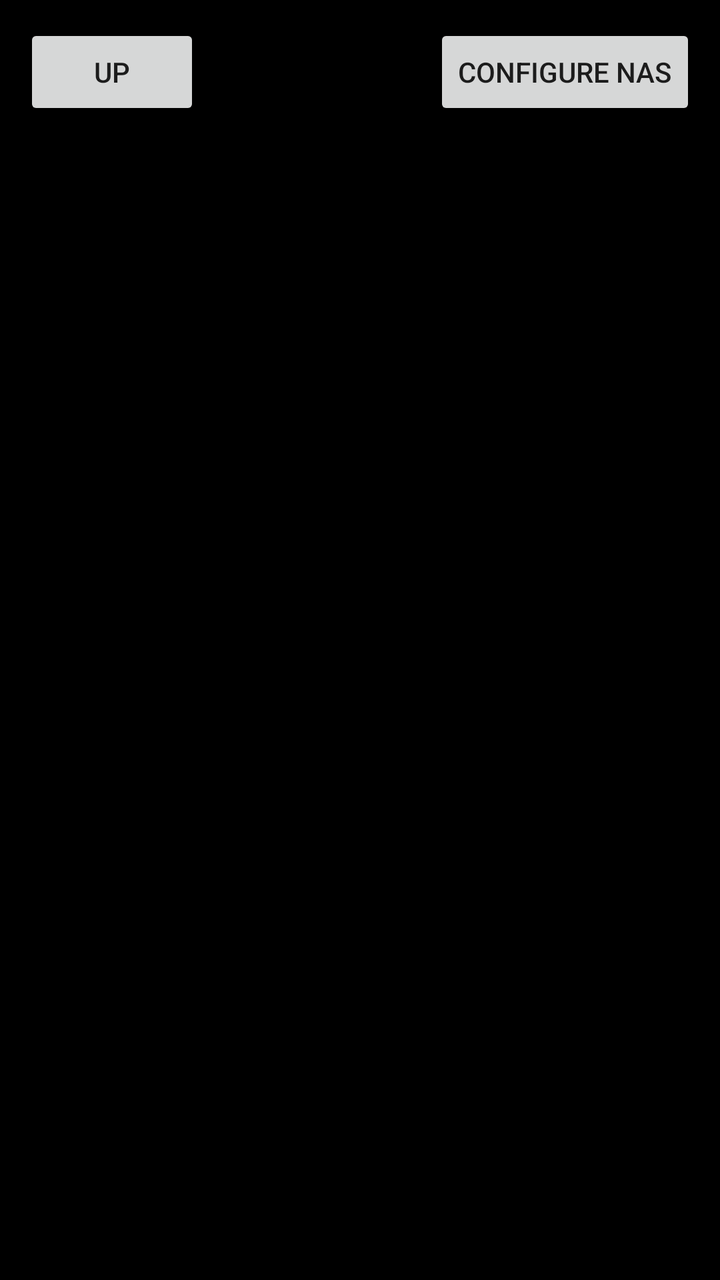
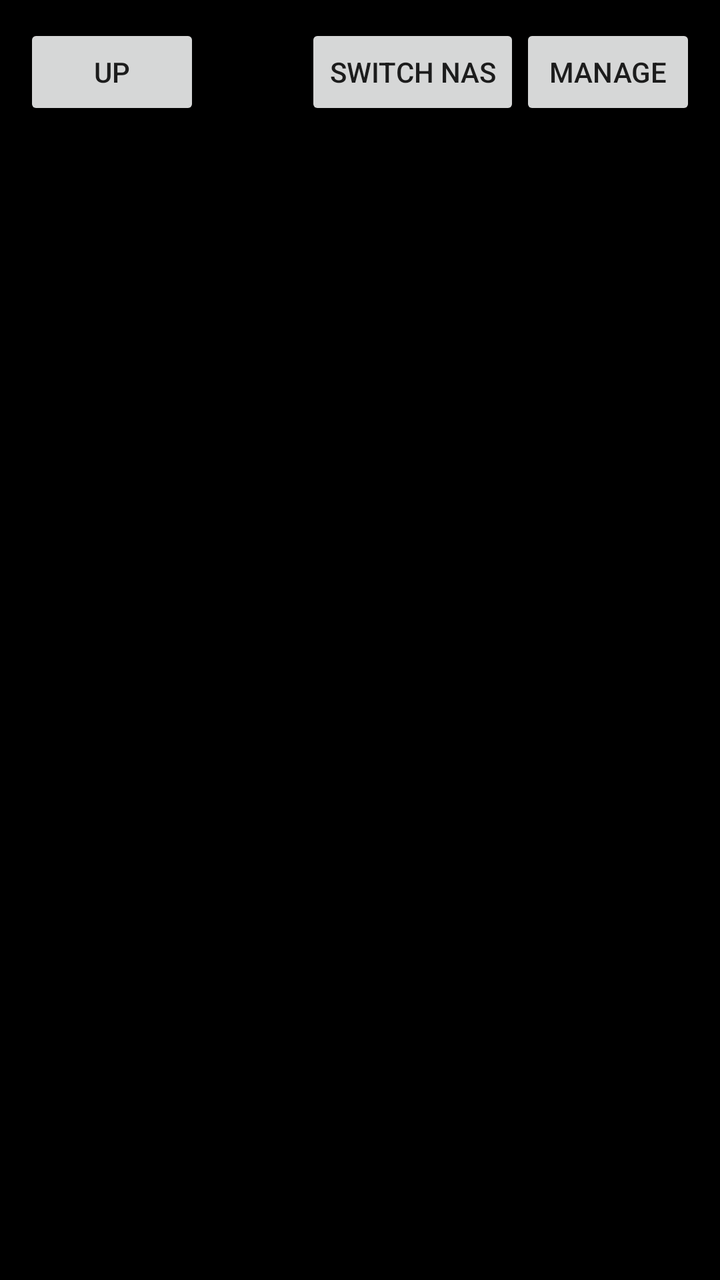

Two renders of the same Android screen: before a commit and after it. Below are the layout's source before the change and the commit's diff.
<!-- AndroidManifest.xml: activity theme AppTheme -->
<!-- res/layout/activity_webdav_browser.xml -->
<?xml version="1.0" encoding="utf-8"?>
<LinearLayout xmlns:android="http://schemas.android.com/apk/res/android"
    android:layout_width="match_parent"
    android:layout_height="match_parent"
    android:orientation="vertical">

    <LinearLayout
        android:layout_width="match_parent"
        android:layout_height="wrap_content"
        android:gravity="center_vertical"
        android:orientation="horizontal"
        android:padding="12dp">

        <Button
            android:id="@+id/webdavUpButton"
            android:layout_width="wrap_content"
            android:layout_height="wrap_content"
            android:text="@string/webdav_up" />

        <TextView
            android:id="@+id/webdavPath"
            android:layout_width="0dp"
            android:layout_height="wrap_content"
            android:layout_marginHorizontal="12dp"
            android:layout_weight="1"
            android:ellipsize="start"
            android:maxLines="2"
            android:textColor="#eeeeee"
            android:textSize="16sp" />

        <Button
            android:id="@+id/webdavConfigureButton"
            android:layout_width="wrap_content"
            android:layout_height="wrap_content"
            android:text="@string/webdav_configure" />
    </LinearLayout>

    <ProgressBar
        android:id="@+id/webdavProgress"
        style="?android:attr/progressBarStyleHorizontal"
        android:layout_width="match_parent"
        android:layout_height="wrap_content"
        android:indeterminate="true"
        android:visibility="gone" />

    <TextView
        android:id="@+id/webdavMessage"
        android:layout_width="match_parent"
        android:layout_height="wrap_content"
        android:gravity="center"
        android:padding="24dp"
        android:textColor="#eeeeee"
        android:visibility="gone" />

    <androidx.recyclerview.widget.RecyclerView
        android:id="@+id/webdavList"
        android:layout_width="match_parent"
        android:layout_height="0dp"
        android:layout_weight="1" />
</LinearLayout>
<!-- resources referenced by this layout -->
<resources>
  <string name="webdav_configure">Configure NAS</string>
  <string name="webdav_up">Up</string>
  <style name="AppTheme" parent="Theme.AppCompat.Light">
          <item name="windowNoTitle">true</item>
          <item name="windowActionBar">false</item>
          <item name="android:windowTranslucentNavigation">true</item>
          <item name="android:windowTranslucentStatus">true</item>
          <item name="android:windowLayoutInDisplayCutoutMode" tools:targetApi="27">shortEdges</item>
          <item name="android:windowBackground">#000000</item>
      </style>
</resources>

<!-- the commit's change to res/layout/activity_webdav_browser.xml (unified diff, before → after) -->
@@ -29,10 +29,19 @@
             android:textSize="16sp" />
 
         <Button
+            android:id="@+id/webdavSwitchButton"
+            android:layout_width="wrap_content"
+            android:layout_height="wrap_content"
+            android:ellipsize="end"
+            android:maxWidth="132dp"
+            android:maxLines="1"
+            android:text="@string/webdav_switch" />
+
+        <Button
             android:id="@+id/webdavConfigureButton"
             android:layout_width="wrap_content"
             android:layout_height="wrap_content"
-            android:text="@string/webdav_configure" />
+            android:text="@string/webdav_manage" />
     </LinearLayout>
 
     <ProgressBar
<!-- resource entries referenced after the edit -->
@@ -1,6 +1,7 @@
 <!-- resources referenced by this layout -->
 <resources>
-  <string name="webdav_configure">Configure NAS</string>
+  <string name="webdav_manage">Manage</string>
+  <string name="webdav_switch">Switch NAS</string>
   <string name="webdav_up">Up</string>
   <style name="AppTheme" parent="Theme.AppCompat.Light">
           <item name="windowNoTitle">true</item>
